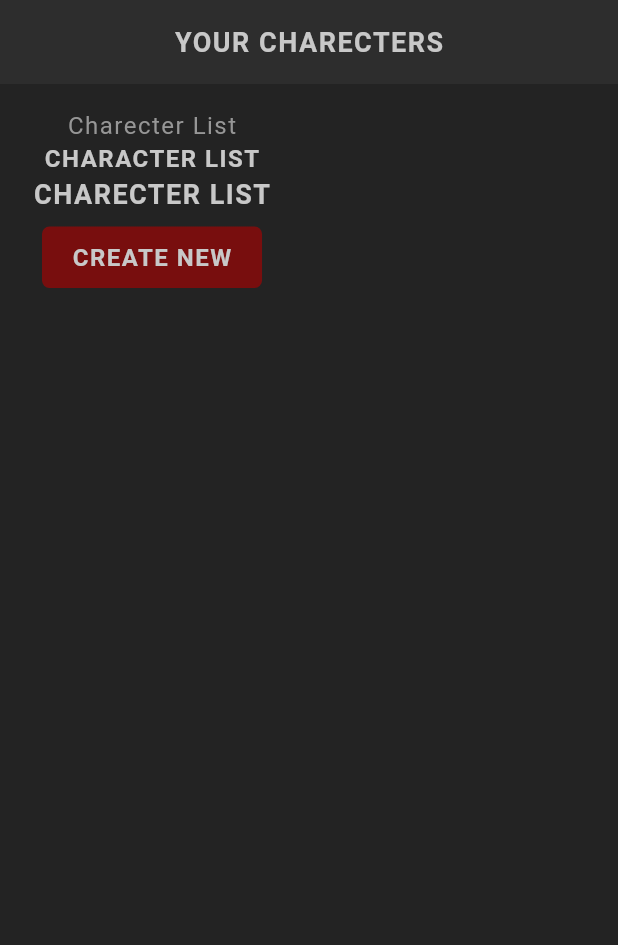
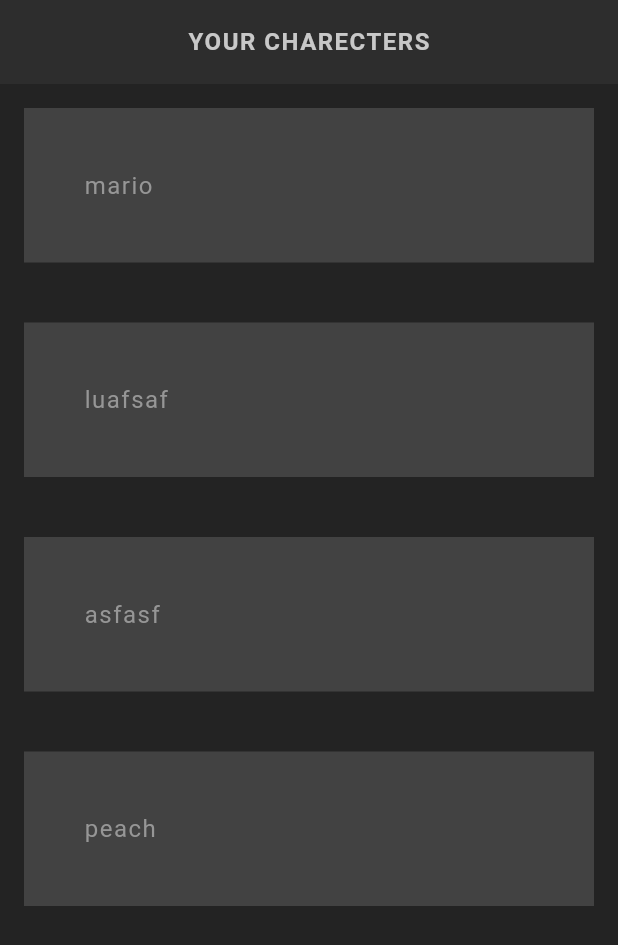
Before and after one commit to msalehabadi/flutter_rpg, a Flutter app: the screen it shows after launch, on a phone screen of 412 x 824 dp. Shown: the top 945 px of the screen. Run offline on Flutter 3.47's test engine with Material 3 defaults, Android fonts, the phone set to English and light mode, and no system bars; our stand-ins replace google_fonts; Roboto replaces fonts that are missing (Kanit).

Commit message:
add list view in app

```diff
--- a/lib/screens/home/home.dart
+++ b/lib/screens/home/home.dart
@@ -1,5 +1,4 @@
 import 'package:flutter/material.dart';
-import 'package:flutter_rpg/Shared/styled_button.dart';
 import 'package:flutter_rpg/Shared/styled_text.dart';
 
 class Home extends StatefulWidget {
@@ -10,27 +9,30 @@ class Home extends StatefulWidget {
 }
 
 class _HomeState extends State<Home> {
+  List characters = ['mario', 'luafsaf', 'asfasf', 'peach'];
+
   @override
   Widget build(BuildContext context) {
     return Scaffold(
       appBar: AppBar(
-        title: const StyledTitle('Your Charecters'),
+        title: const StyledHeading('Your Charecters'),
         centerTitle: true,
       ),
       body: Container(
         padding: const EdgeInsets.all(16),
-        child: Column(
-          children: [
-            const StyledText('Charecter List'),
-            const StyledHeading('Character List'),
-            const StyledTitle('Charecter list'),
-
-            StyledButton(
-              onPressed: () {},
-              child: const StyledHeading('Create New'),
-            )
-          ]
-        ),
+        child: Column(children: [
+          Expanded(
+              child: ListView.builder(
+                  itemCount: characters.length,
+                  itemBuilder: (_, index) {
+                    return Container(
+                      color: Colors.grey[800],
+                      padding: const EdgeInsets.all(40),
+                      margin: const EdgeInsets.only(bottom: 40),
+                      child: Text(characters[index]),
+                    );
+                  }))
+        ]),
       ),
     );
   }
```
